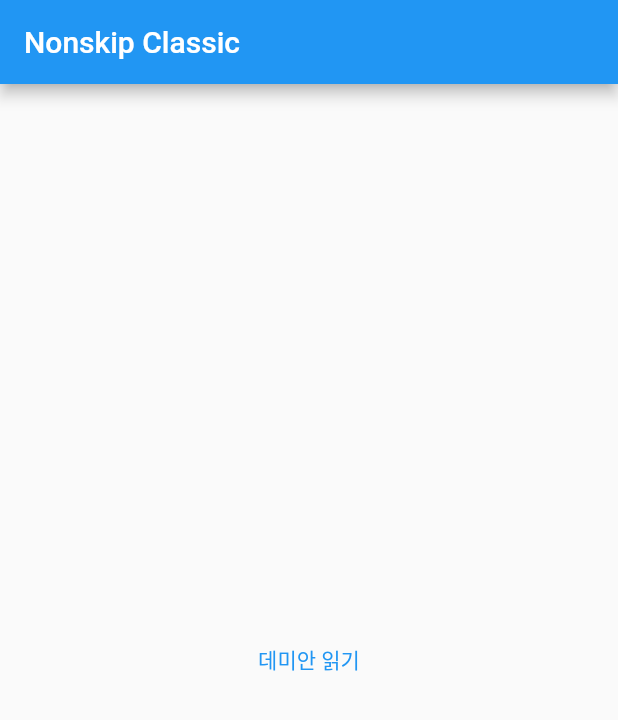
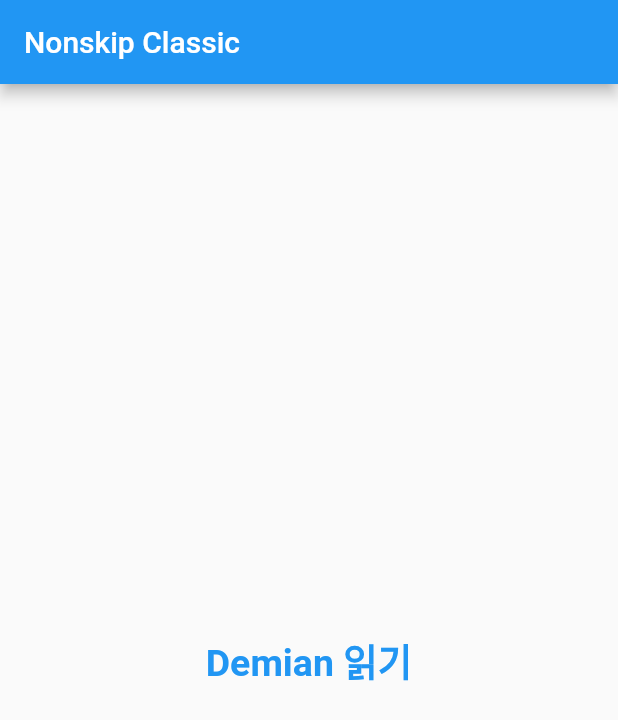
Before and after one commit to nonskip/nonskip_classic_frontend, a Flutter app: the screen it shows after launch, on a phone screen of 412 x 824 dp. Shown: the top 720 px of the screen. Run offline on Flutter 3.47's test engine with Material 2 defaults, Android fonts, the light colour scheme and no system bars; our stand-ins replace get; missing offline and left inert: custom_selectable_text.

Commit message:
무슨뜻이야? 까지 만들었음

```diff
--- a/lib/HomePage.dart
+++ b/lib/HomePage.dart
@@ -1,7 +1,6 @@
 // ignore: file_names
 import 'package:flutter/material.dart';
 import 'package:get/get.dart';
-import 'ReadPage.dart';
 
 
 class HomePage extends StatefulWidget {
@@ -30,7 +29,13 @@ class _HomePageState extends State<HomePage> {
       body: Center(
         child: TextButton(
           onPressed: () => Get.toNamed('/read'),
-          child: const Text("데미안 읽기"),
+          child: const Text(
+            "Demian 읽기",
+            style: TextStyle(
+              fontSize: 25,
+              fontWeight: FontWeight.bold,
+            ),
+            ),
         ),
       ),
     );
--- a/lib/main.dart
+++ b/lib/main.dart
@@ -2,6 +2,7 @@ import 'package:flutter/material.dart';
 import 'package:get/get.dart';
 import 'HomePage.dart';
 import 'ReadPage.dart';
+import 'UnderstandPage.dart';
 
 
 
@@ -25,6 +26,7 @@ class MyApp extends StatelessWidget {
       getPages: [
         GetPage(name: '/', page: () => const HomePage(title: "Nonskip Classic")),
         GetPage(name: '/read', page: () => const ReadPage(title: "Demian")),
+        GetPage(name: '/understand', page: () => const UnderstandPage(title: "Understand")),
       ],
     );
   }
```
Also changed, not shown: lib/ReadPage.dart (+21 -15 lines), lib/UnderstandPage.dart (+44 -0 lines), pubspec.lock.
